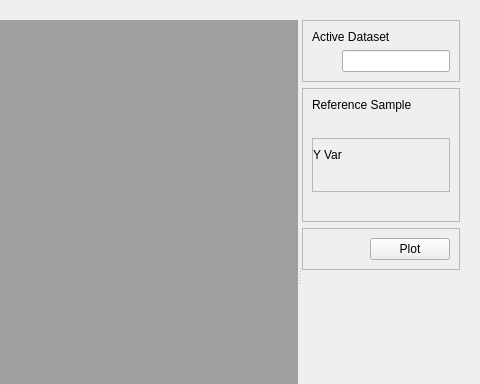
Before: the Qt Designer form NiChart_Viewer/plugins/centileview/centileview.ui in CBICA/NiChart_Viewer, drawn with Qt 5; both pictures show x 426 to 906 and y 0 to 384 of the 906 by 549 pixel window.
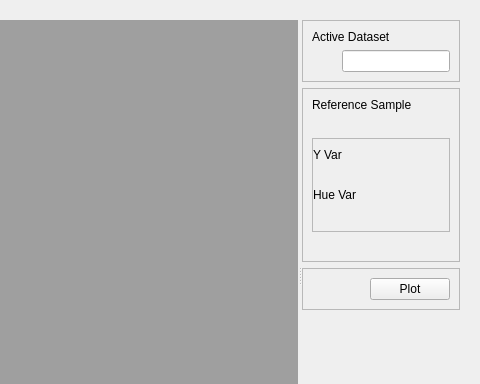
After: the same form once the commit is applied.

Commit message: Add hue selection to centile view

Patch:
```diff
--- a/NiChart_Viewer/plugins/centileview/centileview.ui
+++ b/NiChart_Viewer/plugins/centileview/centileview.ui
@@ -202,6 +202,42 @@
                                         </item>
                                     </layout>
                                     </item>
+                                    
+                                    <item>
+                                        <widget  class="QLabel"  name="label_select">
+                                        <property  name="text">
+                                            <string>Hue Var</string>
+                                        </property>
+                                        </widget>
+                                    </item>
+                                    
+                                    <item>
+                                    <layout  class="QHBoxLayout"  name="horizontalLayout_5">
+                                        <item>
+                                        <spacer  name="horizontalSpacer_5">
+                                            <property  name="orientation">
+                                            <enum>Qt::Horizontal</enum>
+                                            </property>
+                                            
+                                            <property name="sizeType">
+                                                <enum>QSizePolicy::Fixed</enum>
+                                            </property>
+                                            
+                                            <property  name="sizeHint"  stdset="0">
+                                            <size>
+                                                <width>30</width>
+                                                <height>20</height>
+                                            </size>
+                                            </property>
+                                        </spacer>
+                                        </item>
+                                        <item>
+                                        <layout  class="QVBoxLayout"  name="vlComboHue"/>
+                                        </item>
+                                    </layout>
+                                    </item>
+
+                                    
                                 </layout>
                             </widget>
                             </item>
```
Left out of the diff: 2 changed lines with no effect on the pictures. The commit also changes 2 other files.
